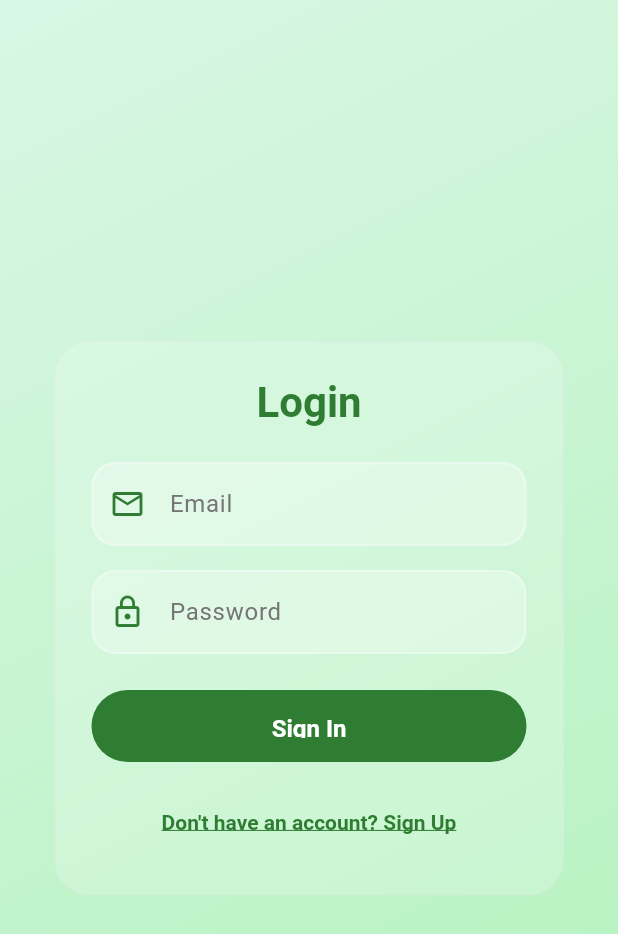
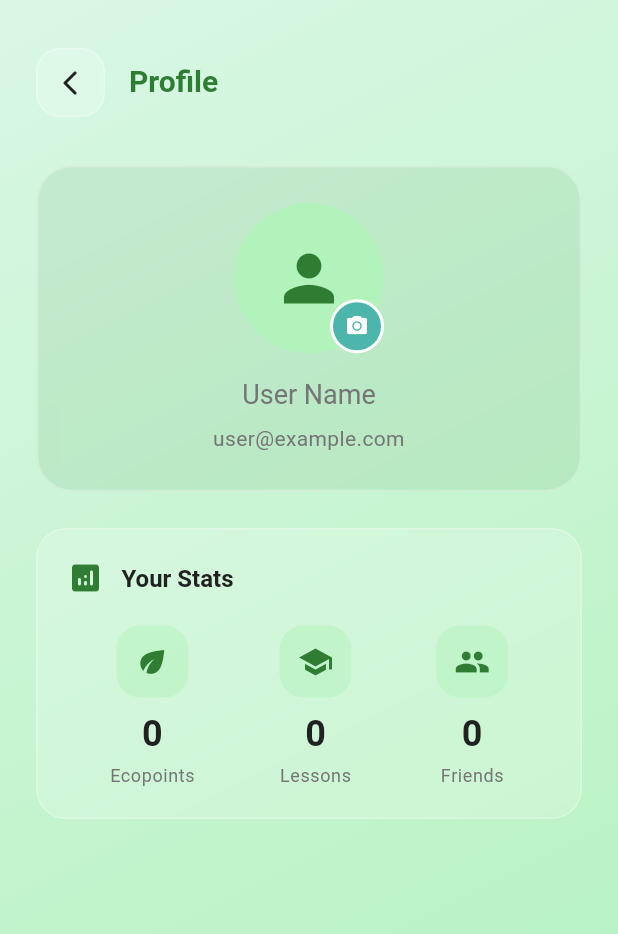
Before and after one commit to 0-Brandon/eco-wise, a Flutter app: the screen it shows after launch, on a phone screen of 412 x 824 dp. Shown: the top 934 px of the screen. Run offline on Flutter 3.47's test engine with Material 3 defaults, Android fonts, the phone set to English and light mode, and no system bars; our stand-ins replace cloud_firestore, firebase_auth, firebase_core, flutter_riverpod, go_router; accounts and stored records are empty.

Commit message:
profile page

```diff
--- a/lib/Models/users.dart
+++ b/lib/Models/users.dart
@@ -12,7 +12,7 @@ class UserModel{
   final String imageURL;
 
   UserModel({
-    required this.name,
+    this.name = '',
     required this.uid,
     required this.email,
     this.lessons,
--- /dev/null
+++ b/lib/Screens/profile.dart
@@ -0,0 +1,255 @@
+import 'dart:ui';
+import 'package:eco_wise/Models/users.dart';
+import 'package:eco_wise/Providers/user_provider.dart';
+import 'package:flutter/material.dart';
+import 'package:firebase_auth/firebase_auth.dart';
+import 'package:flutter_riverpod/flutter_riverpod.dart';
+import 'package:go_router/go_router.dart';
+
+class ProfileScreen extends ConsumerStatefulWidget {
+  const ProfileScreen({super.key});
+  static const routeName = '/profile';
+
+  @override
+  ConsumerState<ProfileScreen> createState() => _ProfileScreenState();
+}
+
+class _ProfileScreenState extends ConsumerState<ProfileScreen> with TickerProviderStateMixin {
+  @override
+  Widget build(BuildContext context) {
+    final theme = Theme.of(context);
+    final UserModel? currentUser = ref.watch(userProvider);
+
+    return Scaffold(
+      body: Container(
+        width: double.infinity,
+        height: double.infinity,
+        decoration: BoxDecoration(
+          gradient: LinearGradient(
+            colors: [
+              theme.colorScheme.primaryContainer,
+              theme.colorScheme.secondaryContainer,
+            ],
+            begin: Alignment.topLeft,
+            end: Alignment.bottomRight,
+          ),
+        ),
+        child: SafeArea(
+          child: SingleChildScrollView(
+            padding: const EdgeInsets.symmetric(horizontal: 24, vertical: 32),
+            child: FadeTransition(
+              opacity: const AlwaysStoppedAnimation(1.0),
+              child: SlideTransition(
+                position: const AlwaysStoppedAnimation(Offset.zero),
+                child: Column(
+                  crossAxisAlignment: CrossAxisAlignment.start,
+                  children: [
+                    _buildHeader(theme),
+                    const SizedBox(height: 32),
+                    _buildProfileCard(theme, currentUser),
+                    const SizedBox(height: 24),
+                    _buildStatsCard(theme, currentUser),
+                    const SizedBox(height: 24),
+                   // _buildAchievementsCard(theme, currentUser),
+                    const SizedBox(height: 24),
+                   // _buildFriendsCard(theme, currentUser),
+                  ],
+                ),
+              ),
+            ),
+          ),
+        ),
+      ),
+    );
+  }
+
+  Widget _buildHeader(ThemeData theme) {
+    return Row(
+      children: [
+        GestureDetector(
+          onTap: () => context.pop(),
+          child: Container(
+            padding: const EdgeInsets.all(12),
+            decoration: BoxDecoration(
+              color: Colors.white.withValues(alpha: 0.2),
+              borderRadius: BorderRadius.circular(16),
+              border: Border.all(
+                color: Colors.white.withValues(alpha: 0.3),
+                width: 1,
+              ),
+            ),
+            child: Icon(
+              Icons.arrow_back_ios_rounded,
+              color: theme.colorScheme.onSurface,
+              size: 20,
+            ),
+          ),
+        ),
+        const SizedBox(width: 16),
+        Text(
+          'Profile',
+          style: theme.textTheme.headlineLarge,
+        ),
+      ],
+    );
+  }
+
+  Widget _buildProfileCard(ThemeData theme, UserModel? user) {
+    return ClipRRect(
+      borderRadius: BorderRadius.circular(24),
+      child: BackdropFilter(
+        filter: ImageFilter.blur(sigmaX: 15, sigmaY: 15),
+        child: Container(
+          width: double.infinity,
+          padding: const EdgeInsets.all(24),
+          decoration: BoxDecoration(
+            color: theme.colorScheme.primary.withValues(alpha: 0.1),
+            borderRadius: BorderRadius.circular(24),
+            border: Border.all(
+              color: Colors.white.withValues(alpha: 0.3),
+              width: 1.5,
+            ),
+          ),
+          child: Column(
+            children: [
+              Stack(
+                children: [
+                  CircleAvatar(
+                    radius: 50,
+                    backgroundColor: theme.colorScheme.secondaryContainer,
+                    backgroundImage: user?.imageURL.isNotEmpty == true
+                        ? NetworkImage(user!.imageURL)
+                        : null,
+                    child: user?.imageURL.isEmpty != false
+                        ? Icon(
+                      Icons.person,
+                      size: 50,
+                      color: theme.colorScheme.onSecondaryContainer,
+                    )
+                        : null,
+                  ),
+                  Positioned(
+                    bottom: 0,
+                    right: 0,
+                    child: Container(
+                      padding: const EdgeInsets.all(8),
+                      decoration: BoxDecoration(
+                        color: theme.colorScheme.secondary,
+                        borderRadius: BorderRadius.circular(20),
+                        border: Border.all(
+                          color: Colors.white,
+                          width: 2,
+                        ),
+                      ),
+                      child: Icon(
+                        Icons.camera_alt,
+                        color: theme.colorScheme.onSecondary,
+                        size: 16,
+                      ),
+                    ),
+                  ),
+                ],
+              ),
+              const SizedBox(height: 16),
+              Text(
+                user?.name ?? 'User Name',
+                style: theme.textTheme.headlineMedium,
+                textAlign: TextAlign.center,
+              ),
+              const SizedBox(height: 8),
+              Text(
+                user?.email ?? 'user@example.com',
+                style: theme.textTheme.bodyMedium?.copyWith(
+                  color: theme.colorScheme.onSurfaceVariant,
+                ),
+                textAlign: TextAlign.center,
+              ),
+            ],
+          ),
+        ),
+      ),
+    );
+  }
+  Widget _buildStatsCard(ThemeData theme, UserModel? user) {
+    final int totalLessons = user?.lessons?.length ?? 0;
+    final int totalFriends = user?.lessons?.length ?? 0;
+    final int ecoPoints = user?.ecopoints ?? 0;
+
+    return ClipRRect(
+      borderRadius: BorderRadius.circular(20),
+      child: BackdropFilter(
+        filter: ImageFilter.blur(sigmaX: 10, sigmaY: 10),
+        child: Container(
+          width: double.infinity,
+            padding:const EdgeInsets.all(20),
+          decoration: BoxDecoration(
+            color:Colors.white.withValues(alpha:0.2),
+            borderRadius: BorderRadius.circular(20),
+            border: Border.all(
+              color:Colors.white.withValues(alpha:0.3),
+              width: 1,
+            ),
+          ),
+          child:Column (
+            crossAxisAlignment: CrossAxisAlignment.start,
+            children: [
+              Row(
+                children:[
+                  Icon(
+                    Icons.analytics_rounded,
+                    color:theme.colorScheme.primary,
+                    size:24,
+                  ),
+                  const SizedBox(width: 12),
+                  Text(
+                    'Your Stats',
+                    style: theme.textTheme.titleLarge,
+                  ),
+                ],
+              ),
+              const SizedBox(height:20),
+              Row(
+                mainAxisAlignment: MainAxisAlignment.spaceAround,
+                children: [
+                  _buildStatItem(theme, ecoPoints.toString(), 'Ecopoints', Icons.eco),
+                  _buildStatItem(theme, totalLessons.toString(), 'Lessons', Icons.school),
+                  _buildStatItem(theme, totalFriends.toString(), 'Friends', Icons.people),
+                ]
+              )
+            ]
+          )
+        )
+      )
+    );
+  }
+  Widget _buildStatItem(ThemeData theme, String value, String label, IconData icon){
+    return Column(
+      children: [
+        Container(
+          padding:const EdgeInsets.all(12),
+          decoration:BoxDecoration(
+            color:theme.colorScheme.secondaryContainer.withValues(alpha:0.5),
+            borderRadius: BorderRadius.circular(16),
+          ),
+          child:Icon(
+            icon,
+            color: theme.colorScheme.primary,
+            size:24,
+          ),
+        ),
+        const SizedBox(height:8),
+        Text(
+          value,
+          style: theme.textTheme.headlineSmall?.copyWith(
+            fontWeight:FontWeight.bold,
+          ),
+        ),
+        const SizedBox(height:4),
+        Text(
+          label,
+          style:theme.textTheme.bodySmall,
+        ),
+      ],
+    );
+  }
+}
--- a/lib/main.dart
+++ b/lib/main.dart
@@ -1,4 +1,5 @@
 import 'package:eco_wise/Providers/user_provider.dart';
+import 'package:eco_wise/Screens/profile.dart';
 import 'package:eco_wise/firebase_options.dart';
 import 'package:firebase_auth/firebase_auth.dart';
 import 'package:firebase_core/firebase_core.dart';
@@ -32,7 +33,7 @@ void main() async {
 }
 
 GoRouter router = GoRouter(
-  initialLocation: '/login',
+  initialLocation: '/profile',
   routes: [
     GoRoute(
       path: LoginScreen.routeName,
@@ -44,8 +45,12 @@ GoRouter router = GoRouter(
     ),
     GoRoute(
         path: HomeScreen.routeName,
-        builder: (context, state) => HomeScreen()
+        builder: (context, state) => HomeScreen(),
     ),
+    GoRoute(
+      path: ProfileScreen.routeName,
+      builder: (context, state) => ProfileScreen(),
+    )
   ],
 );
 
```
Also changed, not shown: lib/Screens/home.dart (+13 -103 lines), lib/Screens/signup.dart (+24 -8 lines).
